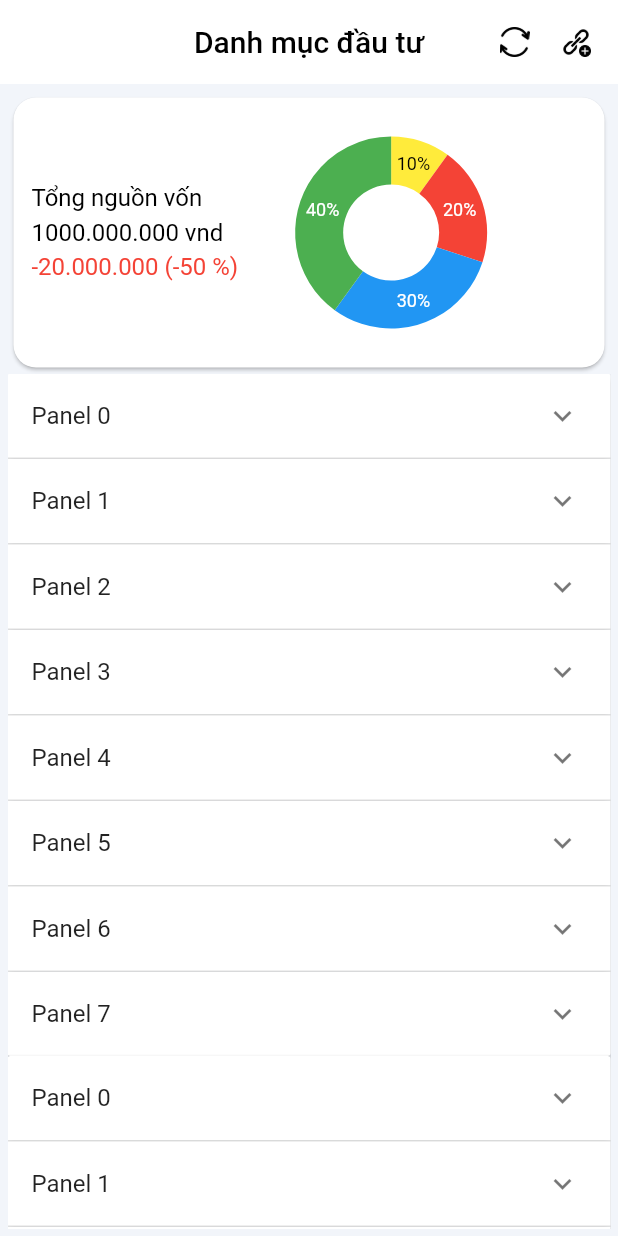
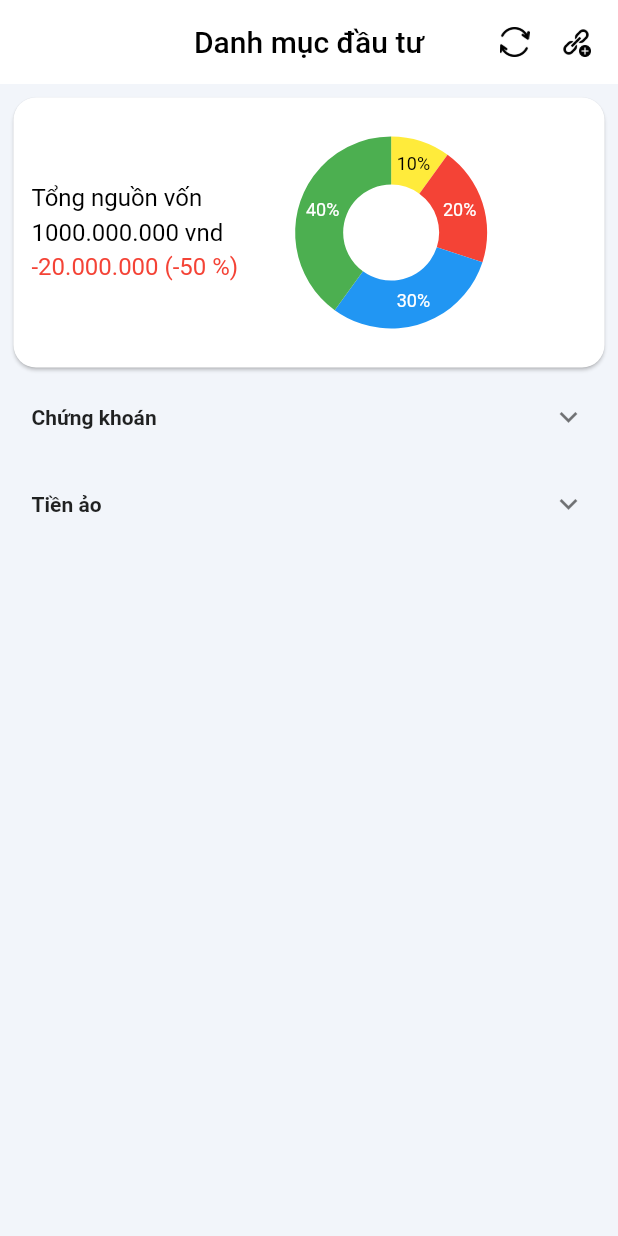
Before and after one commit to ddthanh198/invest-management, a Flutter app: the screen it shows after launch, on a phone screen of 412 x 824 dp. Run offline on Flutter 3.47's test engine with Material 2 defaults, Android fonts, the light colour scheme and no system bars; our stand-ins replace hexcolor, syncfusion_flutter_charts.

Commit message:
try expand

```diff
--- a/lib/model/Asset.dart
+++ b/lib/model/Asset.dart
@@ -3,4 +3,6 @@ class Asset {
   int capital;
   int profit;
   int profitPercent;
+
+  Asset({this.name, this.capital, this.profit});
 }
--- a/lib/model/Category.dart
+++ b/lib/model/Category.dart
@@ -1,7 +1,10 @@
+import 'package:invest_management/model/Asset.dart';
+
 class Category {
   String name;
   String image;
   String color;
+  List<Asset> assets = List.empty(growable: true);
 
   Category({this.name, this.image, this.color});
 }
--- a/lib/ui/HomeScreen.dart
+++ b/lib/ui/HomeScreen.dart
@@ -1,8 +1,12 @@
 import 'package:flutter/material.dart';
 import 'package:hexcolor/hexcolor.dart';
+import 'package:invest_management/model/Asset.dart';
+import 'package:invest_management/model/Category.dart';
 import 'package:invest_management/model/PieData.dart';
+import 'package:invest_management/utils/ResourceUtils.dart';
 import 'package:syncfusion_flutter_charts/charts.dart';
 import 'package:syncfusion_flutter_charts/sparkcharts.dart';
+
 
 class HomeScreen extends StatefulWidget {
   @override
@@ -10,6 +14,8 @@ class HomeScreen extends StatefulWidget {
 }
 
 class _HomeScreenState extends State<HomeScreen> {
+  final categories = _fakeData();
+
   @override
   Widget build(BuildContext context) {
     return Scaffold(
@@ -27,7 +33,7 @@ class _HomeScreenState extends State<HomeScreen> {
             width: 36,
             child: IconButton(
               icon: Image.asset(
-                'assets/icons/ic_reload.png',
+                IconsResource.ic_reload,
                 color: Colors.black,
 
               ),
@@ -42,7 +48,7 @@ class _HomeScreenState extends State<HomeScreen> {
             width: 36,
             child: IconButton(
               icon: Image.asset(
-                'assets/icons/ic_add_asset.png',
+                IconsResource.ic_add_asset,
                 color: Colors.black,
               ),
               onPressed: () {
@@ -129,34 +135,22 @@ class _HomeScreenState extends State<HomeScreen> {
             ),
             Expanded(
               child: ListView.builder(
-                  itemCount: 20,
-                  itemBuilder: (context, index) {
-                    return ExpansionPanelList(
-                      expansionCallback: (int index, bool isExpanded) {
-                        setState(() {
-                          _data[index].isExpanded = !isExpanded;
-                        });
-                      },
-                      children: _data.map<ExpansionPanel>((Item item) {
-                        return ExpansionPanel(
-                          headerBuilder: (BuildContext context, bool isExpanded) {
-                            return ListTile(
-                              title: Text(item.headerValue),
-                            );
-                          },
-                          body: ListTile(
-                              title: Text(item.expandedValue),
-                              subtitle: Text('To delete this panel, tap the trash can icon'),
-                              trailing: Icon(Icons.delete),
-                              onTap: () {
-
-                              }
-                          ),
-                          isExpanded: item.isExpanded,
-                        );
-                      }).toList(),
-                    );
-                }
+                itemCount: categories.length,
+                itemBuilder: (context, index) {
+                  return new ExpansionTile(
+                    title: new Text(categories[index].name, style: new TextStyle(fontSize: 14.0, fontWeight: FontWeight.bold),),
+                    children: [
+                      Expanded(
+                        child: ListView.builder(
+                            itemCount: categories[index].assets.length,
+                            itemBuilder: (context, index2) {
+                              return Text(categories[index].assets[index2].name);
+                            }
+                        ),
+                      ),
+                    ]
+                  );
+                },
               ),
             )
           ],
@@ -166,27 +160,54 @@ class _HomeScreenState extends State<HomeScreen> {
   }
 }
 
-List<Item> generateItems(int numberOfItems) {
-  return List.generate(numberOfItems, (int index) {
-    return Item(
-      headerValue: 'Panel $index',
-      expandedValue: 'This is item number $index',
-    );
-  });
+List<Category> _fakeData(){
+  var result = <Category>[];
+
+  var chungKhoan = Category(
+    name: "Chứng khoán",
+    image: IconsResource.ic_bank,
+    color: "#000456"
+  );
+
+  var acb = Asset(
+    name: "ACB",
+    capital: 1000000000,
+    profit: 20000,
+  );
+
+  var tcb = Asset(
+    name: "TCB",
+    capital: 2000000000,
+    profit: 5000000,
+  );
+
+  chungKhoan.assets.add(acb);
+  chungKhoan.assets.add(tcb);
+
+
+  var tienao = Category(
+      name: "Tiền ảo",
+      image: IconsResource.ic_bank,
+      color: "#000123"
+  );
+
+  var bitcoin = Asset(
+    name: "Bitcoin",
+    capital: 50000000,
+    profit: 600000,
+  );
+
+  var ardr = Asset(
+    name: "ARDR",
+    capital: 10000000000,
+    profit: 9000000,
+  );
+
+  tienao.assets.add(bitcoin);
+  tienao.assets.add(ardr);
+
+  result.add(chungKhoan);
+  result.add(tienao);
+
+  return result;
 }
-
-// ...
-
-List<Item> _data = generateItems(8);
-
-class Item {
-  Item({
-    this.expandedValue,
-    this.headerValue,
-    this.isExpanded = false,
-  });
-
-  String expandedValue;
-  String headerValue;
-  bool isExpanded;
-}
--- /dev/null
+++ b/lib/utils/ResourceUtils.dart
@@ -0,0 +1,5 @@
+class IconsResource {
+  static String ic_bank = 'assets/icons/ic_bank.png';
+  static String ic_add_asset = 'assets/icons/ic_add_asset.png';
+  static String ic_reload = 'assets/icons/ic_reload.png';
+}
```
Also changed, not shown: assets/icons/ic_bank.png (added).
